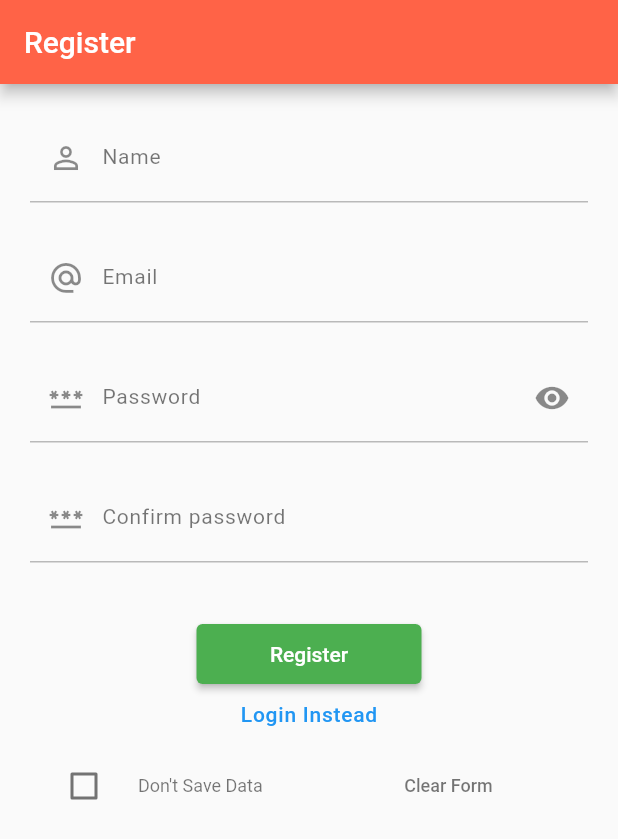
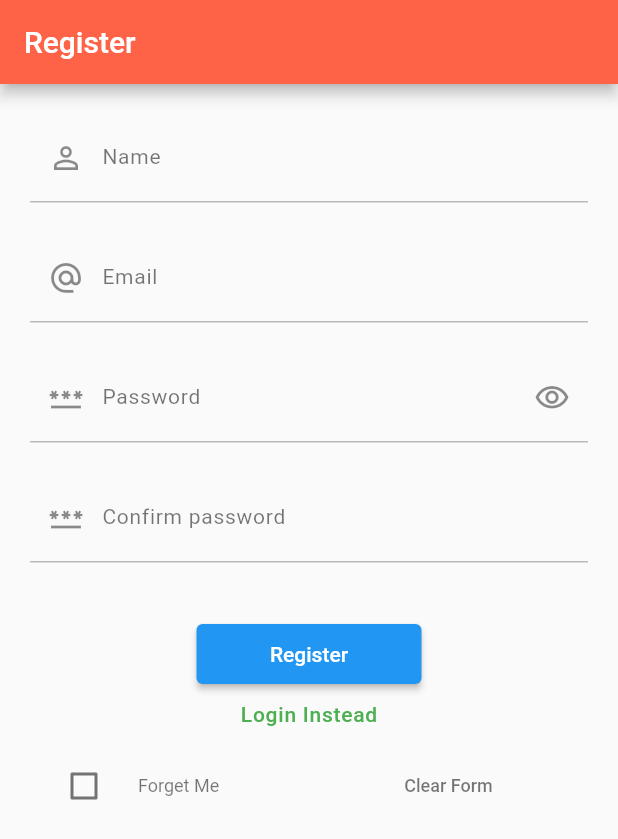
Before and after one commit to 26june/walkerrr, a Flutter app: the screen it shows after launch, after a tap on "Register Instead", on a phone screen of 412 x 824 dp. Shown: the top 839 px of the screen. Run offline on Flutter 3.47's test engine with Material 2 defaults, Android fonts, the phone set to English and light mode, and no system bars; our stand-ins replace firebase_auth, firebase_core, flutter_secure_storage, flutter_speed_dial, form_field_validator, pedometer and 1 more; accounts and stored records are empty; network calls fail.

Commit message:
hide password, login/register button color

```diff
--- a/lib/pages/login_register_page.dart
+++ b/lib/pages/login_register_page.dart
@@ -14,9 +14,9 @@ class LoginPage extends StatefulWidget {
 
 class _LoginPageState extends State<LoginPage> {
   String? errorMessage = "";
-  bool _isLogin = true; // Login/Register button text change
-  bool _isVisible = true; // Show/Hide password
-  bool _dontStore = false; // Secure Storage will not be updated
+  bool isLogin = true; // Login/Register button text change
+  bool isObscure = true; // Show/Hide password
+  bool dontStore = false; // Secure Storage will not be updated
 
 // ======== Secure Storage =========>
 
@@ -50,7 +50,7 @@ class _LoginPageState extends State<LoginPage> {
 // ======== Login / Register auth =========>
 
   Future<void> signInWithEmailAndPassword() async {
-    if (!_dontStore) {
+    if (!dontStore) {
       await _secureStorage.setDisplayName(_controllerDisplayName.text);
       await _secureStorage.setEmail(_controllerEmail.text);
       await _secureStorage.setPassword(_controllerPassword.text);
@@ -66,7 +66,7 @@ class _LoginPageState extends State<LoginPage> {
   }
 
   Future<void> createUserWithEmailAndPassword() async {
-    if (!_dontStore) {
+    if (!dontStore) {
       await _secureStorage.setDisplayName(_controllerDisplayName.text);
       await _secureStorage.setEmail(_controllerEmail.text);
       await _secureStorage.setPassword(_controllerPassword.text);
@@ -87,15 +87,14 @@ class _LoginPageState extends State<LoginPage> {
 // Page App bar login/register title
 
   Widget _title() {
-    return (_isLogin) ? const Text("Login") : const Text("Register");
+    return (isLogin) ? const Text("Login") : const Text("Register");
   }
 
 // ======== Form widgets =========>
 
-// Flutter validation package methods
+// ---- Flutter validation package methods ----
+
   final AutovalidateMode autovalidateMode = AutovalidateMode.onUserInteraction;
-  String? _password = '';
-  String? _passwordConfirm = '';
 
   final _displayNameValidator = MultiValidator([
     RequiredValidator(errorText: 'Required'),
@@ -106,13 +105,13 @@ class _LoginPageState extends State<LoginPage> {
     MinLengthValidator(5, errorText: 'Min. 5 letters'),
     EmailValidator(errorText: "Invalid email address"),
   ]);
-  final _passwordValidator = MultiValidator([
+  final _currentPasswordValidator = MultiValidator([
     RequiredValidator(errorText: 'Required'),
     MinLengthValidator(3, errorText: 'Min. 2 letters'),
     // MaxLengthValidator(20, errorText: "Password cannot be loger than 20 characters"),
     // PatternValidator(r'(?=.*?[#?!@$%^&*-])', errorText: 'Password must contain at least one special character')
   ]);
-  final _passwordConfirmValidator = MultiValidator([
+  final _currentPasswordConfirmValidator = MultiValidator([
     RequiredValidator(errorText: 'Required'),
   ]);
 
@@ -192,20 +191,49 @@ class _LoginPageState extends State<LoginPage> {
     );
   }
 
+  String _currentPassword = '';
+  String _currentPasswordConfirm = '';
+  bool isPasswordFocused = false;
+  bool isPasswordChanged = false;
+
   Widget _entryFieldPassword(
     String password,
     TextEditingController _controllerPassword,
   ) {
-    return TextFormField(
-      obscureText: _isVisible,
-      validator: _passwordValidator,
-      onChanged: ((value) => (value.isEmpty)
-          ? _password = value
-          : _password = _controllerPassword.text),
+    return Focus(
+      onFocusChange: (hasFocus) {
+        if (hasFocus) {
+          setState(() {
+            isPasswordFocused = true;
+            _currentPassword = _controllerPassword.text;
+            _controllerPassword.text = '';
+          });
+        } else {
+          setState(() {
+            isPasswordFocused = false;
+            _controllerPassword.text = _currentPassword;
+            isObscure = true;
+          });
+        }
+      },
+      child: TextFormField(
+        obscureText: isObscure,
+        validator: _currentPasswordValidator,
+        onChanged: ((value) => {
+              if (value.isNotEmpty)
+                {
+                  setState(
+                    () {
+                      isPasswordChanged = true;
+                      _currentPassword = value;
+                    },
+                  ),
+                }
+            }),
         controller: _controllerPassword,
         cursorColor: Colors.green,
         decoration: InputDecoration(
-        hintText: 'Password',
+          hintText: 'Enter your password',
           hintStyle: const TextStyle(
             color: Colors.black26,
             fontSize: 12,
@@ -230,14 +258,34 @@ class _LoginPageState extends State<LoginPage> {
             ),
           ),
           suffixIcon: IconButton(
-          icon: Icon(
-            _isVisible ? Icons.visibility : Icons.visibility_off,
+            icon: Icon(!isObscure
+                ? Icons.visibility_off_outlined
+                : Icons.visibility_outlined),
+            onPressed: () {
+              !isPasswordChanged && isObscure
+                  ? setState(() {
+                      _currentPassword = _controllerPassword.text;
+                      _controllerPassword.text = '';
+                      isObscure = false;
+                    })
+                  : !isPasswordChanged && !isObscure
+                      ? setState(() {
+                          isObscure = true;
+                          _controllerPassword.text = _currentPassword;
+                        })
+                      : isPasswordChanged && isObscure
+                          ? setState(() {
+                              _controllerPassword.text = _currentPassword;
+                              isObscure = false;
+                            })
+                          : isPasswordChanged && !isObscure
+                              ? setState(() {
+                                  _controllerPassword.text = _currentPassword;
+                                  isObscure = true;
+                                })
+                              : isObscure = true;
+            },
           ),
-          onPressed: () {
-            setState(() {
-              _isVisible = !_isVisible;
-            });
-          },
         ),
       ),
     );
@@ -248,9 +296,9 @@ class _LoginPageState extends State<LoginPage> {
     TextEditingController _controllerPasswordConfirm,
   ) {
     return TextFormField(
-      obscureText: _isVisible,
-      validator: _passwordConfirmValidator,
-      onChanged: ((value) => _passwordConfirm = value),
+      obscureText: isObscure,
+      validator: _currentPasswordConfirmValidator,
+      onChanged: ((value) => _currentPasswordConfirm = value),
       controller: _controllerPasswordConfirm,
       cursorColor: Colors.green,
       decoration: const InputDecoration(
@@ -290,15 +338,18 @@ class _LoginPageState extends State<LoginPage> {
 
   Widget _submitButton() {
     return ElevatedButton(
-        style: ElevatedButton.styleFrom(
-            backgroundColor: Colors.green, foregroundColor: Colors.white),
+        style: isLogin
+            ? ElevatedButton.styleFrom(
+                backgroundColor: Colors.green, foregroundColor: Colors.white)
+            : ElevatedButton.styleFrom(
+                backgroundColor: Colors.blue, foregroundColor: Colors.white),
         onPressed: () {
-          if (_isLogin) {
+          if (isLogin) {
             _submitValidation();
           } else {
             if (_formKey.currentState!.validate()) {
-              if (_passwordConfirm == _password ||
-                  _passwordConfirm == _controllerPassword.text) {
+              if (_currentPasswordConfirm == _currentPassword ||
+                  _currentPasswordConfirm == _controllerPassword.text) {
                 _submitValidation();
               } else {
                 ScaffoldMessenger.of(context).showSnackBar(
@@ -320,11 +371,11 @@ class _LoginPageState extends State<LoginPage> {
             }
           }
         },
-        child: Text(_isLogin ? "Login" : "Register"));
+        child: Text(isLogin ? "Login" : "Register"));
   }
 
   void _submitValidation() {
-    _isLogin ? signInWithEmailAndPassword() : createUserWithEmailAndPassword();
+    isLogin ? signInWithEmailAndPassword() : createUserWithEmailAndPassword();
     _formKey.currentState?.save();
   }
 
@@ -332,34 +383,44 @@ class _LoginPageState extends State<LoginPage> {
     return TextButton(
         onPressed: () {
           setState(() {
-            _isLogin = !_isLogin;
+            isLogin = !isLogin;
           });
         },
-        child: Text(_isLogin ? "Register Instead" : "Login Instead",
-            style: const TextStyle(
+        child: isLogin
+            ? const Text("Register Instead",
+                style: TextStyle(
                   color: Colors.blue,
+                  letterSpacing: 0.5,
+                  fontSize: 14,
+                ))
+            : const Text("Login Instead",
+                style: TextStyle(
+                  color: Colors.green,
                   letterSpacing: 0.5,
                   fontSize: 14,
                 )));
   }
 
-  Widget _dontStoreMyData() {
+  Widget dontStoreMyData() {
     return CheckboxListTile(
       title: const Text(
-        "Don't Save Data",
+        "Forget Me",
         style: TextStyle(color: Colors.black54, fontSize: 12),
       ),
-      value: _dontStore,
+      value: dontStore,
       onChanged: (bool? value) {
+        _secureStorage.deleteDisplayName();
+        _secureStorage.deleteEmail();
+        _secureStorage.deletePassword();
         setState(() {
-          _dontStore = value!;
+          dontStore = value!;
         });
       },
       controlAffinity: ListTileControlAffinity.leading,
     );
   }
 
-  Widget _clearMyData() {
+  Widget _clearForm() {
     return TextButton(
         onPressed: () {
           setState(() {
@@ -405,7 +466,7 @@ class _LoginPageState extends State<LoginPage> {
                       Container(
                         height: 80,
                         width: double.infinity,
-                        child: (!_isLogin)
+                        child: (!isLogin)
                             ? _entryFieldDisplayName(
                                 "Your name", _controllerDisplayName)
                             : const SizedBox(
@@ -423,7 +484,7 @@ class _LoginPageState extends State<LoginPage> {
                         child: _entryFieldPassword(
                             "Enter password", _controllerPassword),
                       ),
-                      if (!_isLogin)
+                      if (!isLogin)
                         Container(
                           height: 80,
                           width: double.infinity,
@@ -457,10 +518,10 @@ class _LoginPageState extends State<LoginPage> {
                     crossAxisAlignment: CrossAxisAlignment.center,
                     children: <Widget>[
                       Expanded(
-                        child: _dontStoreMyData(),
+                        child: dontStoreMyData(),
                       ),
                       Expanded(
-                        child: _clearMyData(),
+                        child: _clearForm(),
                       ),
                     ],
                   ),
--- a/lib/services/user_data_storage.dart
+++ b/lib/services/user_data_storage.dart
@@ -35,6 +35,10 @@ class SecureStorage {
     return await _secureStorage.read(key: _keyEmail);
   }
 
+  Future deleteEmail() async {
+    return await _secureStorage.delete(key: _keyEmail);
+  }
+
   Future setPassword(String password) async {
     await _secureStorage.write(key: _keyPassword, value: password);
   }
```
Also changed, not shown: lib/pages/settings_page.dart (+39 -41 lines). Lines whose indentation alone changed are shown as unchanged.
